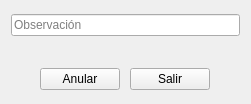
Qt form ui/form_anular_cobranza_base.ui (acostamatt/cooperadora_qt) before a commit.
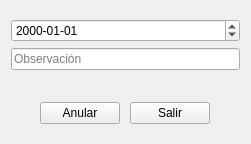
The same form after that commit.

Commit message: Add file ui for form anular cobranza.

```diff
--- a/ui/form_anular_cobranza_base.ui
+++ b/ui/form_anular_cobranza_base.ui
@@ -7,7 +7,7 @@
     <x>0</x>
     <y>0</y>
     <width>251</width>
-    <height>104</height>
+    <height>144</height>
    </rect>
   </property>
   <property name="maximumSize">
@@ -48,6 +48,20 @@
        <property name="bottomMargin">
         <number>0</number>
        </property>
+       <item>
+        <layout class="QVBoxLayout" name="verticalLayout_8">
+         <property name="topMargin">
+          <number>0</number>
+         </property>
+         <item>
+          <widget class="QDateEdit" name="dateEditCobranza">
+           <property name="displayFormat">
+            <string>yyyy-MM-dd</string>
+           </property>
+          </widget>
+         </item>
+        </layout>
+       </item>
        <item>
         <layout class="QVBoxLayout" name="verticalLayout_2">
          <property name="spacing">
```
